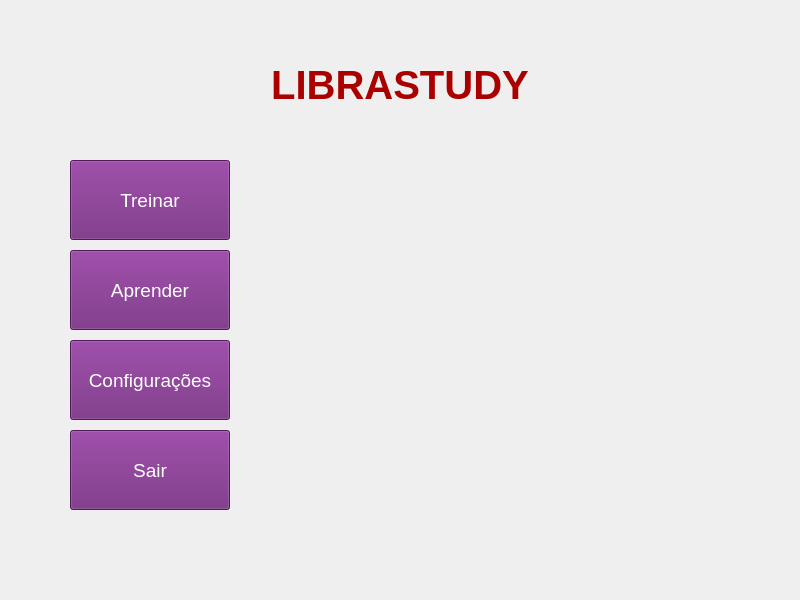
This is RAS_TESTE_SCREEN/interface.ui in lucnascimento98/RAS---Libras as Qt 5 draws it before an edit. The edited form follows.
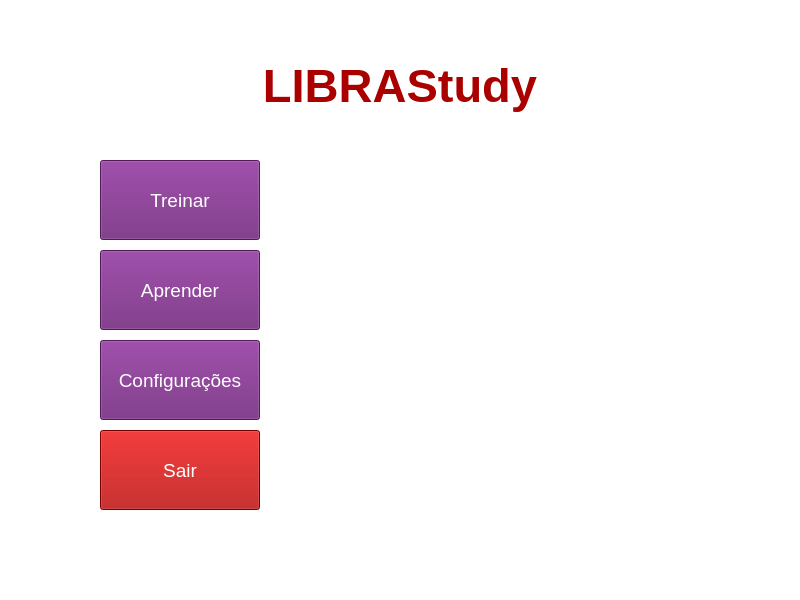
This is the edited form. Icons and pictures are not drawn.

```diff
--- a/RAS_TESTE_SCREEN/interface.ui
+++ b/RAS_TESTE_SCREEN/interface.ui
@@ -31,6 +31,448 @@
     <height>600</height>
    </size>
   </property>
+  <property name="palette">
+   <palette>
+    <active>
+     <colorrole role="WindowText">
+      <brush brushstyle="SolidPattern">
+       <color alpha="255">
+        <red>0</red>
+        <green>0</green>
+        <blue>0</blue>
+       </color>
+      </brush>
+     </colorrole>
+     <colorrole role="Button">
+      <brush brushstyle="SolidPattern">
+       <color alpha="255">
+        <red>255</red>
+        <green>255</green>
+        <blue>255</blue>
+       </color>
+      </brush>
+     </colorrole>
+     <colorrole role="Light">
+      <brush brushstyle="SolidPattern">
+       <color alpha="255">
+        <red>255</red>
+        <green>255</green>
+        <blue>255</blue>
+       </color>
+      </brush>
+     </colorrole>
+     <colorrole role="Midlight">
+      <brush brushstyle="SolidPattern">
+       <color alpha="255">
+        <red>255</red>
+        <green>255</green>
+        <blue>255</blue>
+       </color>
+      </brush>
+     </colorrole>
+     <colorrole role="Dark">
+      <brush brushstyle="SolidPattern">
+       <color alpha="255">
+        <red>127</red>
+        <green>127</green>
+        <blue>127</blue>
+       </color>
+      </brush>
+     </colorrole>
+     <colorrole role="Mid">
+      <brush brushstyle="SolidPattern">
+       <color alpha="255">
+        <red>170</red>
+        <green>170</green>
+        <blue>170</blue>
+       </color>
+      </brush>
+     </colorrole>
+     <colorrole role="Text">
+      <brush brushstyle="SolidPattern">
+       <color alpha="255">
+        <red>0</red>
+        <green>0</green>
+        <blue>0</blue>
+       </color>
+      </brush>
+     </colorrole>
+     <colorrole role="BrightText">
+      <brush brushstyle="SolidPattern">
+       <color alpha="255">
+        <red>255</red>
+        <green>255</green>
+        <blue>255</blue>
+       </color>
+      </brush>
+     </colorrole>
+     <colorrole role="ButtonText">
+      <brush brushstyle="SolidPattern">
+       <color alpha="255">
+        <red>0</red>
+        <green>0</green>
+        <blue>0</blue>
+       </color>
+      </brush>
+     </colorrole>
+     <colorrole role="Base">
+      <brush brushstyle="SolidPattern">
+       <color alpha="255">
+        <red>255</red>
+        <green>255</green>
+        <blue>255</blue>
+       </color>
+      </brush>
+     </colorrole>
+     <colorrole role="Window">
+      <brush brushstyle="SolidPattern">
+       <color alpha="255">
+        <red>255</red>
+        <green>255</green>
+        <blue>255</blue>
+       </color>
+      </brush>
+     </colorrole>
+     <colorrole role="Shadow">
+      <brush brushstyle="SolidPattern">
+       <color alpha="255">
+        <red>0</red>
+        <green>0</green>
+        <blue>0</blue>
+       </color>
+      </brush>
+     </colorrole>
+     <colorrole role="AlternateBase">
+      <brush brushstyle="SolidPattern">
+       <color alpha="255">
+        <red>255</red>
+        <green>255</green>
+        <blue>255</blue>
+       </color>
+      </brush>
+     </colorrole>
+     <colorrole role="ToolTipBase">
+      <brush brushstyle="SolidPattern">
+       <color alpha="255">
+        <red>255</red>
+        <green>255</green>
+        <blue>220</blue>
+       </color>
+      </brush>
+     </colorrole>
+     <colorrole role="ToolTipText">
+      <brush brushstyle="SolidPattern">
+       <color alpha="255">
+        <red>0</red>
+        <green>0</green>
+        <blue>0</blue>
+       </color>
+      </brush>
+     </colorrole>
+     <colorrole role="PlaceholderText">
+      <brush brushstyle="SolidPattern">
+       <color alpha="128">
+        <red>0</red>
+        <green>0</green>
+        <blue>0</blue>
+       </color>
+      </brush>
+     </colorrole>
+    </active>
+    <inactive>
+     <colorrole role="WindowText">
+      <brush brushstyle="SolidPattern">
+       <color alpha="255">
+        <red>0</red>
+        <green>0</green>
+        <blue>0</blue>
+       </color>
+      </brush>
+     </colorrole>
+     <colorrole role="Button">
+      <brush brushstyle="SolidPattern">
+       <color alpha="255">
+        <red>255</red>
+        <green>255</green>
+        <blue>255</blue>
+       </color>
+      </brush>
+     </colorrole>
+     <colorrole role="Light">
+      <brush brushstyle="SolidPattern">
+       <color alpha="255">
+        <red>255</red>
+        <green>255</green>
+        <blue>255</blue>
+       </color>
+      </brush>
+     </colorrole>
+     <colorrole role="Midlight">
+      <brush brushstyle="SolidPattern">
+       <color alpha="255">
+        <red>255</red>
+        <green>255</green>
+        <blue>255</blue>
+       </color>
+      </brush>
+     </colorrole>
+     <colorrole role="Dark">
+      <brush brushstyle="SolidPattern">
+       <color alpha="255">
+        <red>127</red>
+        <green>127</green>
+        <blue>127</blue>
+       </color>
+      </brush>
+     </colorrole>
+     <colorrole role="Mid">
+      <brush brushstyle="SolidPattern">
+       <color alpha="255">
+        <red>170</red>
+        <green>170</green>
+        <blue>170</blue>
+       </color>
+      </brush>
+     </colorrole>
+     <colorrole role="Text">
+      <brush brushstyle="SolidPattern">
+       <color alpha="255">
+        <red>0</red>
+        <green>0</green>
+        <blue>0</blue>
+       </color>
+      </brush>
+     </colorrole>
+     <colorrole role="BrightText">
+      <brush brushstyle="SolidPattern">
+       <color alpha="255">
+        <red>255</red>
+        <green>255</green>
+        <blue>255</blue>
+       </color>
+      </brush>
+     </colorrole>
+     <colorrole role="ButtonText">
+      <brush brushstyle="SolidPattern">
+       <color alpha="255">
+        <red>0</red>
+        <green>0</green>
+        <blue>0</blue>
+       </color>
+      </brush>
+     </colorrole>
+     <colorrole role="Base">
+      <brush brushstyle="SolidPattern">
+       <color alpha="255">
+        <red>255</red>
+        <green>255</green>
+        <blue>255</blue>
+       </color>
+      </brush>
+     </colorrole>
+     <colorrole role="Window">
+      <brush brushstyle="SolidPattern">
+       <color alpha="255">
+        <red>255</red>
+        <green>255</green>
+        <blue>255</blue>
+       </color>
+      </brush>
+     </colorrole>
+     <colorrole role="Shadow">
+      <brush brushstyle="SolidPattern">
+       <color alpha="255">
+        <red>0</red>
+        <green>0</green>
+        <blue>0</blue>
+       </color>
+      </brush>
+     </colorrole>
+     <colorrole role="AlternateBase">
+      <brush brushstyle="SolidPattern">
+       <color alpha="255">
+        <red>255</red>
+        <green>255</green>
+        <blue>255</blue>
+       </color>
+      </brush>
+     </colorrole>
+     <colorrole role="ToolTipBase">
+      <brush brushstyle="SolidPattern">
+       <color alpha="255">
+        <red>255</red>
+        <green>255</green>
+        <blue>220</blue>
+       </color>
+      </brush>
+     </colorrole>
+     <colorrole role="ToolTipText">
+      <brush brushstyle="SolidPattern">
+       <color alpha="255">
+        <red>0</red>
+        <green>0</green>
+        <blue>0</blue>
+       </color>
+      </brush>
+     </colorrole>
+     <colorrole role="PlaceholderText">
+      <brush brushstyle="SolidPattern">
+       <color alpha="128">
+        <red>0</red>
+        <green>0</green>
+        <blue>0</blue>
+       </color>
+      </brush>
+     </colorrole>
+    </inactive>
+    <disabled>
+     <colorrole role="WindowText">
+      <brush brushstyle="SolidPattern">
+       <color alpha="255">
+        <red>127</red>
+        <green>127</green>
+        <blue>127</blue>
+       </color>
+      </brush>
+     </colorrole>
+     <colorrole role="Button">
+      <brush brushstyle="SolidPattern">
+       <color alpha="255">
+        <red>255</red>
+        <green>255</green>
+        <blue>255</blue>
+       </color>
+      </brush>
+     </colorrole>
+     <colorrole role="Light">
+      <brush brushstyle="SolidPattern">
+       <color alpha="255">
+        <red>255</red>
+        <green>255</green>
+        <blue>255</blue>
+       </color>
+      </brush>
+     </colorrole>
+     <colorrole role="Midlight">
+      <brush brushstyle="SolidPattern">
+       <color alpha="255">
+        <red>255</red>
+        <green>255</green>
+        <blue>255</blue>
+       </color>
+      </brush>
+     </colorrole>
+     <colorrole role="Dark">
+      <brush brushstyle="SolidPattern">
+       <color alpha="255">
+        <red>127</red>
+        <green>127</green>
+        <blue>127</blue>
+       </color>
+      </brush>
+     </colorrole>
+     <colorrole role="Mid">
+      <brush brushstyle="SolidPattern">
+       <color alpha="255">
+        <red>170</red>
+        <green>170</green>
+        <blue>170</blue>
+       </color>
+      </brush>
+     </colorrole>
+     <colorrole role="Text">
+      <brush brushstyle="SolidPattern">
+       <color alpha="255">
+        <red>127</red>
+        <green>127</green>
+        <blue>127</blue>
+       </color>
+      </brush>
+     </colorrole>
+     <colorrole role="BrightText">
+      <brush brushstyle="SolidPattern">
+       <color alpha="255">
+        <red>255</red>
+        <green>255</green>
+        <blue>255</blue>
+       </color>
+      </brush>
+     </colorrole>
+     <colorrole role="ButtonText">
+      <brush brushstyle="SolidPattern">
+       <color alpha="255">
+        <red>127</red>
+        <green>127</green>
+        <blue>127</blue>
+       </color>
+      </brush>
+     </colorrole>
+     <colorrole role="Base">
+      <brush brushstyle="SolidPattern">
+       <color alpha="255">
+        <red>255</red>
+        <green>255</green>
+        <blue>255</blue>
+       </color>
+      </brush>
+     </colorrole>
+     <colorrole role="Window">
+      <brush brushstyle="SolidPattern">
+       <color alpha="255">
+        <red>255</red>
+        <green>255</green>
+        <blue>255</blue>
+       </color>
+      </brush>
+     </colorrole>
+     <colorrole role="Shadow">
+      <brush brushstyle="SolidPattern">
+       <color alpha="255">
+        <red>0</red>
+        <green>0</green>
+        <blue>0</blue>
+       </color>
+      </brush>
+     </colorrole>
+     <colorrole role="AlternateBase">
+      <brush brushstyle="SolidPattern">
+       <color alpha="255">
+        <red>255</red>
+        <green>255</green>
+        <blue>255</blue>
+       </color>
+      </brush>
+     </colorrole>
+     <colorrole role="ToolTipBase">
+      <brush brushstyle="SolidPattern">
+       <color alpha="255">
+        <red>255</red>
+        <green>255</green>
+        <blue>220</blue>
+       </color>
+      </brush>
+     </colorrole>
+     <colorrole role="ToolTipText">
+      <brush brushstyle="SolidPattern">
+       <color alpha="255">
+        <red>0</red>
+        <green>0</green>
+        <blue>0</blue>
+       </color>
+      </brush>
+     </colorrole>
+     <colorrole role="PlaceholderText">
+      <brush brushstyle="SolidPattern">
+       <color alpha="128">
+        <red>0</red>
+        <green>0</green>
+        <blue>0</blue>
+       </color>
+      </brush>
+     </colorrole>
+    </disabled>
+   </palette>
+  </property>
   <property name="windowTitle">
    <string>MainWindow</string>
   </property>
@@ -38,7 +480,7 @@
    <widget class="QPushButton" name="start_button">
     <property name="geometry">
      <rect>
-      <x>70</x>
+      <x>100</x>
       <y>160</y>
       <width>160</width>
       <height>80</height>
@@ -60,7 +502,7 @@
    <widget class="QPushButton" name="config_button">
     <property name="geometry">
      <rect>
-      <x>70</x>
+      <x>100</x>
       <y>340</y>
       <width>160</width>
       <height>80</height>
@@ -82,7 +524,7 @@
    <widget class="QPushButton" name="exit_button">
     <property name="geometry">
      <rect>
-      <x>70</x>
+      <x>100</x>
       <y>430</y>
       <width>160</width>
       <height>80</height>
@@ -103,9 +545,9 @@
        <colorrole role="Button">
         <brush brushstyle="SolidPattern">
          <color alpha="255">
-          <red>112</red>
-          <green>35</green>
-          <blue>123</blue>
+          <red>170</red>
+          <green>0</green>
+          <blue>0</blue>
          </color>
         </brush>
        </colorrole>
@@ -130,18 +572,18 @@
        <colorrole role="Base">
         <brush brushstyle="SolidPattern">
          <color alpha="255">
-          <red>112</red>
-          <green>35</green>
-          <blue>123</blue>
+          <red>170</red>
+          <green>0</green>
+          <blue>0</blue>
          </color>
         </brush>
        </colorrole>
        <colorrole role="Window">
         <brush brushstyle="SolidPattern">
          <color alpha="255">
-          <red>112</red>
-          <green>35</green>
-          <blue>123</blue>
+          <red>170</red>
+          <green>0</green>
+          <blue>0</blue>
          </color>
         </brush>
        </colorrole>
@@ -154,6 +596,15 @@
          </color>
         </brush>
        </colorrole>
+       <colorrole role="PlaceholderText">
+        <brush brushstyle="NoBrush">
+         <color alpha="128">
+          <red>255</red>
+          <green>255</green>
+          <blue>255</blue>
+         </color>
+        </brush>
+       </colorrole>
       </active>
       <inactive>
        <colorrole role="WindowText">
@@ -168,9 +619,9 @@
        <colorrole role="Button">
         <brush brushstyle="SolidPattern">
          <color alpha="255">
-          <red>112</red>
-          <green>35</green>
-          <blue>123</blue>
+          <red>170</red>
+          <green>0</green>
+          <blue>0</blue>
          </color>
         </brush>
        </colorrole>
@@ -195,18 +646,18 @@
        <colorrole role="Base">
         <brush brushstyle="SolidPattern">
          <color alpha="255">
-          <red>112</red>
-          <green>35</green>
-          <blue>123</blue>
+          <red>170</red>
+          <green>0</green>
+          <blue>0</blue>
          </color>
         </brush>
        </colorrole>
        <colorrole role="Window">
         <brush brushstyle="SolidPattern">
          <color alpha="255">
-          <red>112</red>
-          <green>35</green>
-          <blue>123</blue>
+          <red>170</red>
+          <green>0</green>
+          <blue>0</blue>
          </color>
         </brush>
        </colorrole>
@@ -219,6 +670,15 @@
          </color>
         </brush>
        </colorrole>
+       <colorrole role="PlaceholderText">
+        <brush brushstyle="NoBrush">
+         <color alpha="128">
+          <red>255</red>
+          <green>255</green>
+          <blue>255</blue>
+         </color>
+        </brush>
+       </colorrole>
       </inactive>
       <disabled>
        <colorrole role="WindowText">
@@ -233,9 +693,9 @@
        <colorrole role="Button">
         <brush brushstyle="SolidPattern">
          <color alpha="255">
-          <red>112</red>
-          <green>35</green>
-          <blue>123</blue>
+          <red>170</red>
+          <green>0</green>
+          <blue>0</blue>
          </color>
         </brush>
        </colorrole>
@@ -260,18 +720,18 @@
        <colorrole role="Base">
         <brush brushstyle="SolidPattern">
          <color alpha="255">
-          <red>112</red>
-          <green>35</green>
-          <blue>123</blue>
+          <red>170</red>
+          <green>0</green>
+          <blue>0</blue>
          </color>
         </brush>
        </colorrole>
        <colorrole role="Window">
         <brush brushstyle="SolidPattern">
          <color alpha="255">
-          <red>112</red>
-          <green>35</green>
-          <blue>123</blue>
+          <red>170</red>
+          <green>0</green>
+          <blue>0</blue>
          </color>
         </brush>
        </colorrole>
@@ -284,6 +744,15 @@
          </color>
         </brush>
        </colorrole>
+       <colorrole role="PlaceholderText">
+        <brush brushstyle="NoBrush">
+         <color alpha="128">
+          <red>255</red>
+          <green>255</green>
+          <blue>255</blue>
+         </color>
+        </brush>
+       </colorrole>
       </disabled>
      </palette>
     </property>
@@ -293,7 +762,7 @@
      </font>
     </property>
     <property name="styleSheet">
-     <string notr="true">background-color: rgb(112, 35, 123);
+     <string notr="true">background-color: rgb(170, 0, 0);
 color: rgb(255, 255, 255);</string>
     </property>
     <property name="text">
@@ -447,6 +916,15 @@
          </color>
         </brush>
        </colorrole>
+       <colorrole role="PlaceholderText">
+        <brush brushstyle="NoBrush">
+         <color alpha="128">
+          <red>0</red>
+          <green>0</green>
+          <blue>0</blue>
+         </color>
+        </brush>
+       </colorrole>
       </active>
       <inactive>
        <colorrole role="WindowText">
@@ -584,6 +1062,15 @@
          </color>
         </brush>
        </colorrole>
+       <colorrole role="PlaceholderText">
+        <brush brushstyle="NoBrush">
+         <color alpha="128">
+          <red>0</red>
+          <green>0</green>
+          <blue>0</blue>
+         </color>
+        </brush>
+       </colorrole>
       </inactive>
       <disabled>
        <colorrole role="WindowText">
@@ -721,12 +1208,21 @@
          </color>
         </brush>
        </colorrole>
+       <colorrole role="PlaceholderText">
+        <brush brushstyle="NoBrush">
+         <color alpha="128">
+          <red>0</red>
+          <green>0</green>
+          <blue>0</blue>
+         </color>
+        </brush>
+       </colorrole>
       </disabled>
      </palette>
     </property>
     <property name="font">
      <font>
-      <pointsize>30</pointsize>
+      <pointsize>35</pointsize>
       <weight>75</weight>
       <bold>true</bold>
      </font>
@@ -735,7 +1231,7 @@
      <cursorShape>ArrowCursor</cursorShape>
     </property>
     <property name="text">
-     <string>LIBRASTUDY</string>
+     <string>LIBRAStudy</string>
     </property>
     <property name="alignment">
      <set>Qt::AlignCenter</set>
@@ -744,10 +1240,10 @@
    <widget class="QLabel" name="label">
     <property name="geometry">
      <rect>
-      <x>380</x>
-      <y>150</y>
-      <width>300</width>
-      <height>300</height>
+      <x>320</x>
+      <y>140</y>
+      <width>400</width>
+      <height>400</height>
      </rect>
     </property>
     <property name="styleSheet">
@@ -760,7 +1256,7 @@
    <widget class="QPushButton" name="start_button_2">
     <property name="geometry">
      <rect>
-      <x>70</x>
+      <x>100</x>
       <y>250</y>
       <width>160</width>
       <height>80</height>
```
Left out of the diff: 2 changed lines with no effect on the pictures.
